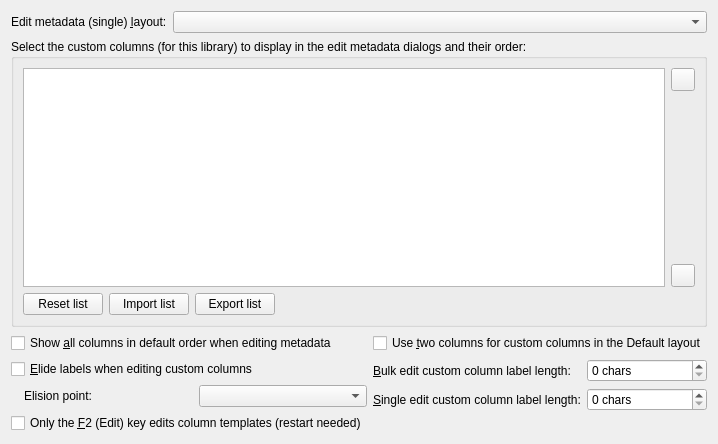
Qt form src/calibre/gui2/preferences/look_feel_tabs/edit_metadata.ui (kovidgoyal/calibre) before a commit.
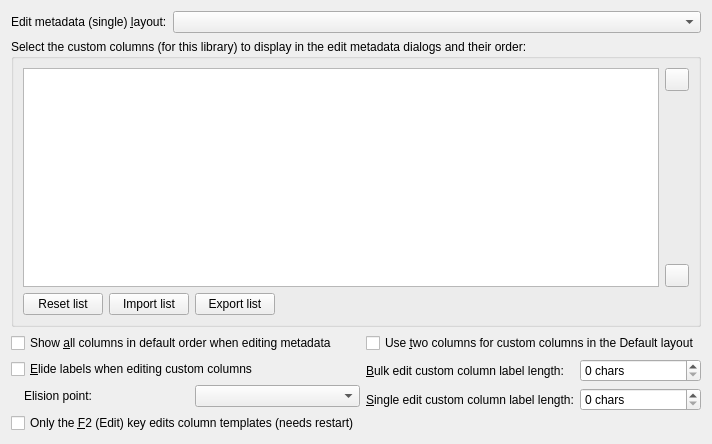
The same form after that commit. Icons and pictures are not drawn. Custom widgets are drawn as their Qt base class.

```diff
--- a/src/calibre/gui2/preferences/look_feel_tabs/edit_metadata.ui
+++ b/src/calibre/gui2/preferences/look_feel_tabs/edit_metadata.ui
@@ -201,7 +201,7 @@
 columns&quot;. Editing with mouse clicks and the Tab key will be disabled.&lt;/p&gt;</string>
          </property>
          <property name="text">
-          <string>Only the &amp;F2 (Edit) key edits column templates (restart needed)</string>
+          <string>Only the &amp;F2 (Edit) key edits column templates (needs restart)</string>
          </property>
         </widget>
        </item>
```
